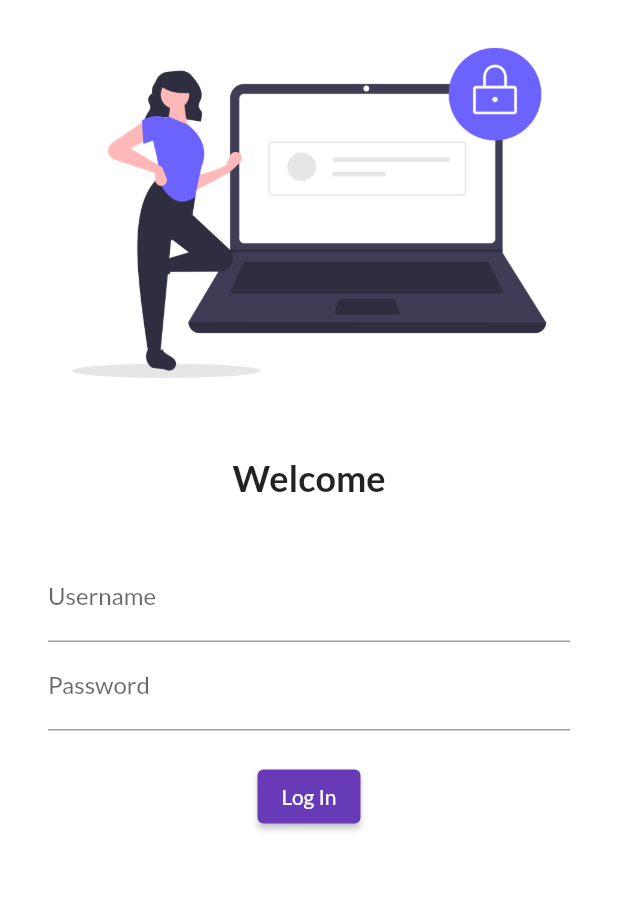
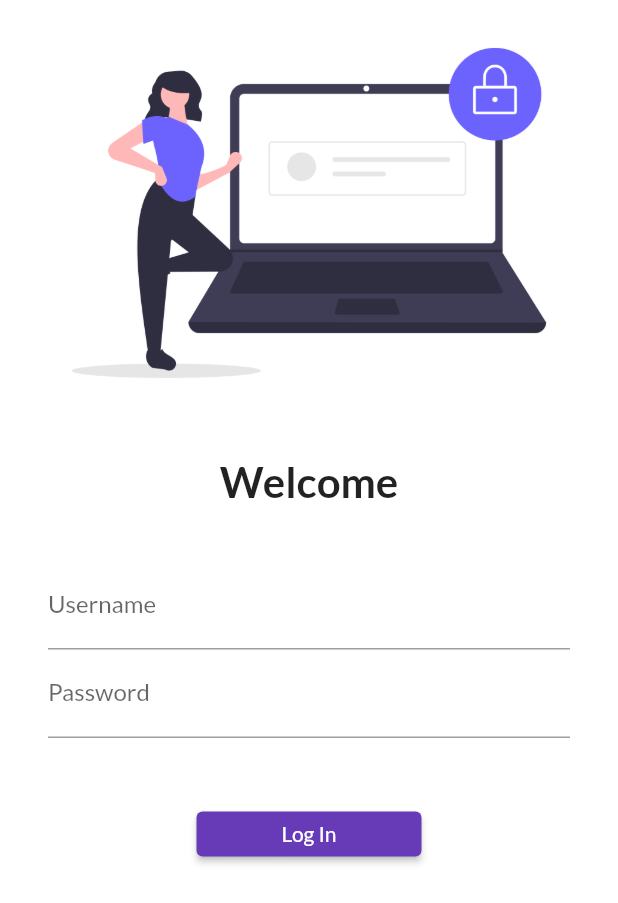
Before and after one commit to Meetpatel-09/learning-flutter, a Flutter app: the screen it shows after launch, on a phone screen of 412 x 824 dp. Shown: the top 903 px of the screen. Run offline on Flutter 3.47's test engine with Material 2 defaults, Android fonts, the phone set to English and light mode, and no system bars; our stand-ins replace google_fonts.

Commit message:
day 5 completed

```diff
--- a/lib/main.dart
+++ b/lib/main.dart
@@ -1,5 +1,6 @@
 import 'package:flutter/material.dart';
 import 'package:google_fonts/google_fonts.dart';
+import 'package:helloworld/utils/routes.dart';
 import 'pages/home_page.dart';
 import 'pages/login_page.dart';
 
@@ -21,8 +22,8 @@ class MyApp extends StatelessWidget {
       // initialRoute: "/home",
       routes: {
         "/": (context) => const LoginPage(),
-        "/home": (context) => const HomePage(),
-        "/login": (context) => const LoginPage(),
+        MyRoutes.homeRoute: (context) => const HomePage(),
+        MyRoutes.loginRoute: (context) => const LoginPage(),
       },
     );
   }
--- a/lib/pages/home_page.dart
+++ b/lib/pages/home_page.dart
@@ -13,10 +13,12 @@ class HomePage extends StatelessWidget {
         title: const Text("Catalog App"),
       ),
       body: Center(
+        // ignore: avoid_unnecessary_containers
         child: Container(
           child: Text("Welcome to $days days of Flutter by $name"),
         ),
       ),
+      // ignore: prefer_const_constructors
       drawer: Drawer(),
     );
   }
--- a/lib/pages/login_page.dart
+++ b/lib/pages/login_page.dart
@@ -1,4 +1,5 @@
 import 'package:flutter/material.dart';
+import 'package:helloworld/utils/routes.dart';
 
 class LoginPage extends StatelessWidget {
   const LoginPage({Key? key}) : super(key: key);
@@ -7,6 +8,7 @@ class LoginPage extends StatelessWidget {
   Widget build(BuildContext context) {
     return Material(
       color: Colors.white,
+      child: SingleChildScrollView(
         child: Column(
           children: [
             Image.asset(
@@ -17,7 +19,7 @@ class LoginPage extends StatelessWidget {
               height: 20,
             ),
             const Text("Welcome",
-              style: TextStyle(fontSize: 24, fontWeight: FontWeight.bold)),
+                style: TextStyle(fontSize: 28, fontWeight: FontWeight.bold)),
             const SizedBox(
               height: 20,
             ),
@@ -39,16 +41,19 @@ class LoginPage extends StatelessWidget {
                   ),
                 ),
                 const SizedBox(
-                  height: 20,
+                  height: 40,
                 ),
                 ElevatedButton(
                   onPressed: () {
-                      // ignore: avoid_print
-                      print("Hi there");
+                    Navigator.pushNamed(context, MyRoutes.homeRoute);
                   },
-                    child: const Text("Log In"))
-              ]))
+                  child: const Text("Log In"),
+                  style: TextButton.styleFrom(minimumSize: const Size(150, 30)),
+                )
+              ]),
+            )
           ],
+        ),
       ),
     );
   }
--- /dev/null
+++ b/lib/utils/routes.dart
@@ -0,0 +1,4 @@
+class MyRoutes {
+  static String loginRoute = "/login";
+  static String homeRoute = "/home";
+}
```
Lines whose indentation alone changed are shown as unchanged.
